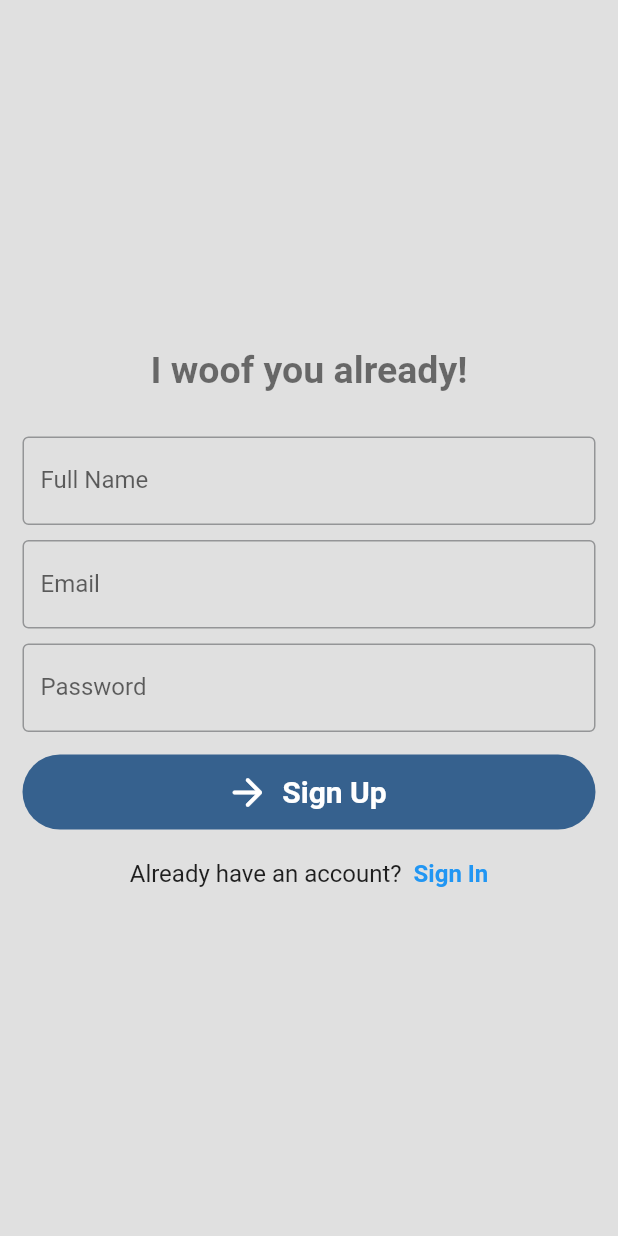
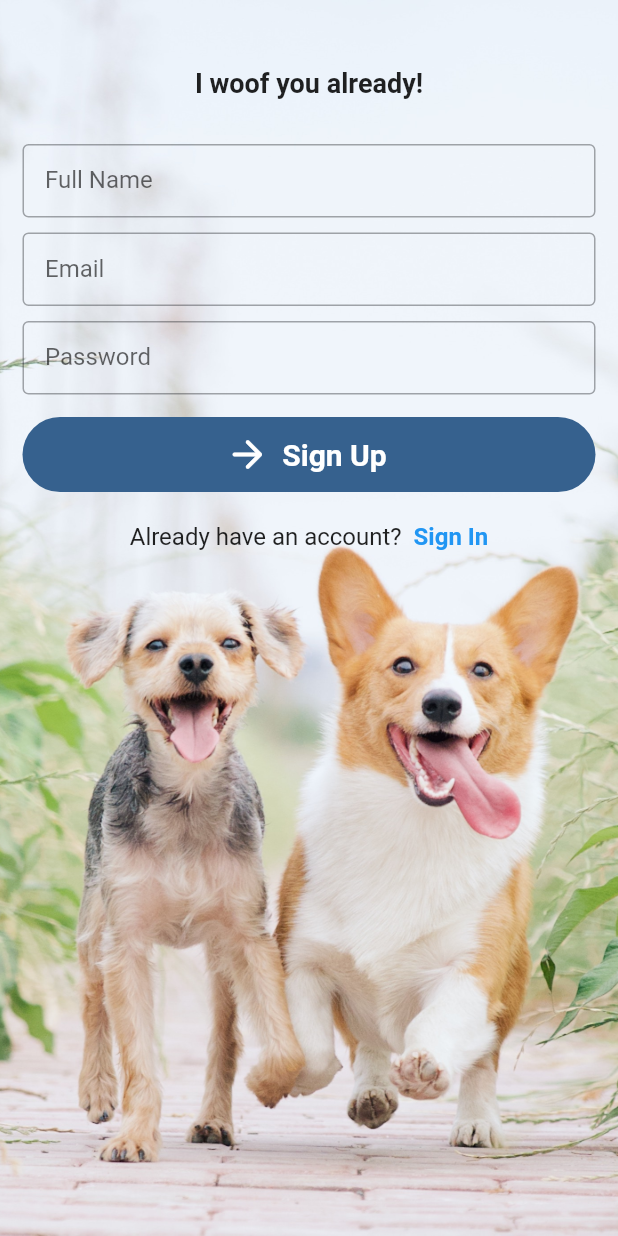
Before and after one commit to sjdeng95/woof-me, a Flutter app: the screen it shows after launch, after a tap on "Sign In", after a tap on "Sign Up", on a phone screen of 412 x 824 dp. Run offline on Flutter 3.47's test engine with Material 2 defaults, Android fonts, the phone set to English and light mode, and no system bars; our stand-ins replace appinio_swiper, cloud_firestore, email_validator, firebase_auth, firebase_core, firebase_storage and 2 more; accounts and stored records are empty.

Commit message:
Update signin and signup screen background images

```diff
--- a/lib/widgets/login_form.dart
+++ b/lib/widgets/login_form.dart
@@ -31,7 +31,13 @@ class _LoginFormState extends State<LoginForm> {
 
   @override
   Widget build(BuildContext context) {
-    return Form(
+    return Stack(children: <Widget>[
+      Container(
+          decoration: const BoxDecoration(
+              image: DecorationImage(
+                  image: AssetImage('assets/images/pup1.jpg'),
+                  fit: BoxFit.fitHeight))),
+      Form(
           key: _formKey,
           child: Padding(
               padding: const EdgeInsets.all(15.0),
@@ -40,20 +46,22 @@ class _LoginFormState extends State<LoginForm> {
                   mainAxisAlignment: MainAxisAlignment.start,
                   children: [
                     const SizedBox(
-                    height: 40,
+                      height: 35,
+                    ),
+                    Text(
+                      "Welcome Back,",
+                      style: Theme.of(context).textTheme.headlineMedium,
+                      textAlign: TextAlign.center,
+                    ),
+                    Text(
+                      "Lets find your Paw-fect Match!",
+                      style: Theme.of(context).textTheme.headlineMedium,
+                      textAlign: TextAlign.center,
                     ),
                     const Icon(
                       Icons.pets,
-                    size: 70,
+                      size: 30,
                       color: Colors.blue,
-                  ),
-                  const SizedBox(
-                    height: 50,
-                  ),
-                  Text(
-                    "Welcome Back, Lets find your Paw-fect Match!",
-                    style: Theme.of(context).textTheme.headlineLarge,
-                    textAlign: TextAlign.center,
                     ),
                     const SizedBox(
                       height: 20,
@@ -62,7 +70,10 @@ class _LoginFormState extends State<LoginForm> {
                       controller: emailController,
                       textInputAction: TextInputAction.next,
                       decoration: const InputDecoration(
-                        border: OutlineInputBorder(), labelText: "Email"),
+                          contentPadding: EdgeInsets.all(15),
+                          border: OutlineInputBorder(),
+                          labelText: "Email"),
+                      style: Theme.of(context).textTheme.bodyMedium,
                       validator: (value) => value == null || value.isEmpty
                           ? 'Please enter your email'
                           : null,
@@ -73,7 +84,10 @@ class _LoginFormState extends State<LoginForm> {
                       textInputAction: TextInputAction.done,
                       obscureText: true,
                       decoration: const InputDecoration(
-                        border: OutlineInputBorder(), labelText: "Password"),
+                          contentPadding: EdgeInsets.all(15),
+                          border: OutlineInputBorder(),
+                          labelText: "Password"),
+                      style: Theme.of(context).textTheme.bodyMedium,
                       validator: (value) => value == null || value.isEmpty
                           ? 'Please enter your email'
                           : null,
@@ -107,16 +121,20 @@ class _LoginFormState extends State<LoginForm> {
                         GestureDetector(
                             onTap: widget.onTapSignUp,
                             child: Text('Sign Up',
-                              style: Theme.of(context).textTheme.labelMedium)),
+                                style:
+                                    Theme.of(context).textTheme.labelMedium)),
                       ],
                     ),
                     const SizedBox(height: 20.0),
                     GestureDetector(
                         child: Text('Forget Password?',
                             style: Theme.of(context).textTheme.labelMedium),
-                      onTap: () => Navigator.of(context).push(MaterialPageRoute(
-                          builder: (context) => const ForgotPasswordScreen()))),
-                ])));
+                        onTap: () => Navigator.of(context).push(
+                            MaterialPageRoute(
+                                builder: (context) =>
+                                    const ForgotPasswordScreen()))),
+                  ]))),
+    ]);
   }
 
   Future signIn() async {
--- a/lib/widgets/signup_form.dart
+++ b/lib/widgets/signup_form.dart
@@ -34,17 +34,27 @@ class _SignUpFormState extends State<SignUpForm> {
 
   @override
   Widget build(BuildContext context) {
-    return Form(
+    return Stack(children: <Widget>[
+      Container(
+          decoration: const BoxDecoration(
+              image: DecorationImage(
+                  opacity: 30,
+                  image: AssetImage('assets/images/pup2.jpg'),
+                  fit: BoxFit.fitHeight))),
+      Form(
           key: _formKey,
           child: Padding(
               padding: const EdgeInsets.all(15.0),
               child: Column(
                   crossAxisAlignment: CrossAxisAlignment.center,
-                mainAxisAlignment: MainAxisAlignment.center,
+                  mainAxisAlignment: MainAxisAlignment.start,
                   children: [
+                    const SizedBox(
+                      height: 30,
+                    ),
                     Text(
                       "I woof you already!",
-                    style: Theme.of(context).textTheme.headlineMedium,
+                      style: Theme.of(context).textTheme.headlineSmall,
                       textAlign: TextAlign.center,
                     ),
                     const SizedBox(
@@ -54,7 +64,10 @@ class _SignUpFormState extends State<SignUpForm> {
                       controller: fullNameController,
                       textInputAction: TextInputAction.next,
                       decoration: const InputDecoration(
-                        border: OutlineInputBorder(), labelText: "Full Name"),
+                          contentPadding: EdgeInsets.all(15),
+                          border: OutlineInputBorder(),
+                          labelText: "Full Name"),
+                      style: Theme.of(context).textTheme.bodyMedium,
                       autovalidateMode: AutovalidateMode.onUserInteraction,
                       validator: (name) =>
                           name == null ? 'Please enter your full name' : null,
@@ -64,7 +77,10 @@ class _SignUpFormState extends State<SignUpForm> {
                       controller: emailController,
                       textInputAction: TextInputAction.next,
                       decoration: const InputDecoration(
-                        border: OutlineInputBorder(), labelText: "Email"),
+                          contentPadding: EdgeInsets.all(15),
+                          border: OutlineInputBorder(),
+                          labelText: "Email"),
+                      style: Theme.of(context).textTheme.bodyMedium,
                       autovalidateMode: AutovalidateMode.onUserInteraction,
                       validator: (email) =>
                           email != null && !EmailValidator.validate(email)
@@ -76,7 +92,10 @@ class _SignUpFormState extends State<SignUpForm> {
                       controller: passwordController,
                       textInputAction: TextInputAction.done,
                       decoration: const InputDecoration(
-                        border: OutlineInputBorder(), labelText: "Password"),
+                          contentPadding: EdgeInsets.all(15),
+                          border: OutlineInputBorder(),
+                          labelText: "Password"),
+                      style: Theme.of(context).textTheme.bodyMedium,
                       obscureText: true,
                       autovalidateMode: AutovalidateMode.onUserInteraction,
                       validator: (value) => value != null && value.length < 8
@@ -110,7 +129,8 @@ class _SignUpFormState extends State<SignUpForm> {
                         ),
                       ],
                     ),
-                ])));
+                  ]))),
+    ]);
   }
 
   Future signUp() async {
--- a/pubspec.yaml
+++ b/pubspec.yaml
@@ -43,6 +43,8 @@ flutter:
   assets:
     - 'assets/images/profile.png'
     - 'assets/images/login_dog.gif'
+    - 'assets/images/pup1.jpg'
+    - 'assets/images/pup2.jpg'
 
   # An image asset can refer to one or more resolution-specific "variants", see
   # https://flutter.dev/assets-and-images/#resolution-aware
```
Also changed, not shown: assets/images/pup1.jpg (added), assets/images/pup2.jpg (added), pubspec.lock. Lines whose indentation alone changed are shown as unchanged.
